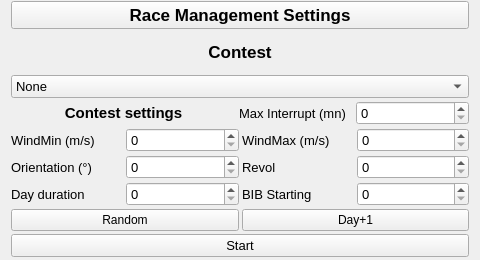
First picture: the form in F3FChrono/gui/WConfig.ui, repository jomarin38/F3FChrono, before the edit.
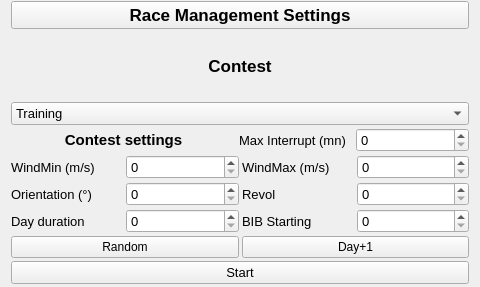
Second picture: the form after the edit.

Commit message: rpi training mode in progress...

What changed in the file:
```diff
--- a/F3FChrono/gui/WConfig.ui
+++ b/F3FChrono/gui/WConfig.ui
@@ -7,7 +7,7 @@
     <x>0</x>
     <y>0</y>
     <width>480</width>
-    <height>260</height>
+    <height>287</height>
    </rect>
   </property>
   <property name="windowTitle">
@@ -69,7 +69,7 @@
        </property>
        <item>
         <property name="text">
-         <string>None</string>
+         <string>Training</string>
         </property>
        </item>
       </widget>
```
The commit also changes 7 other files.
